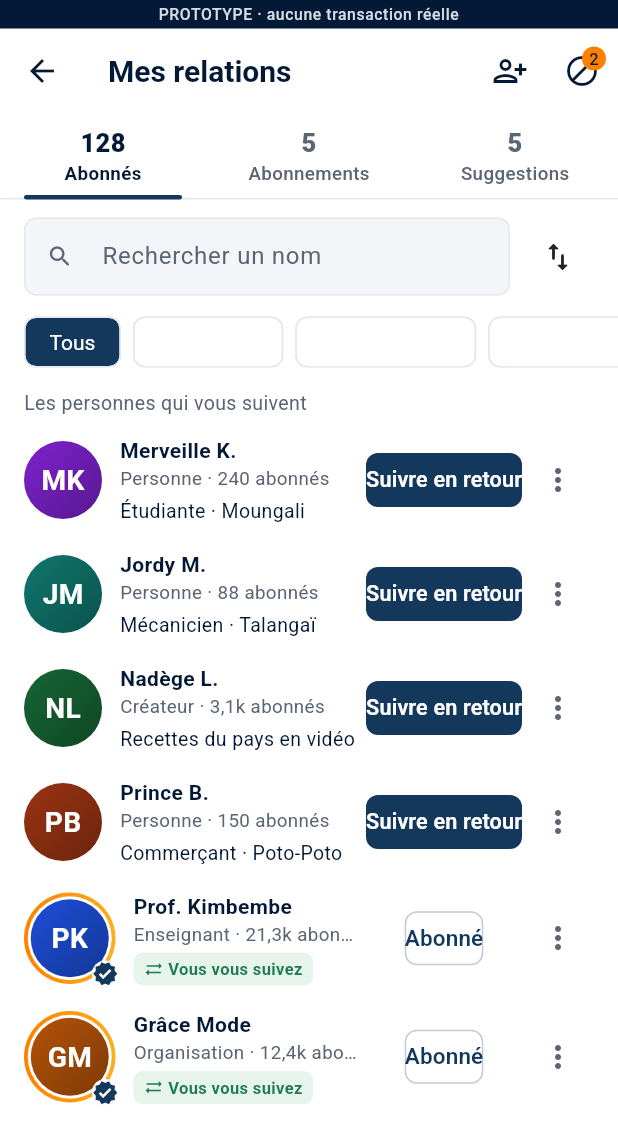
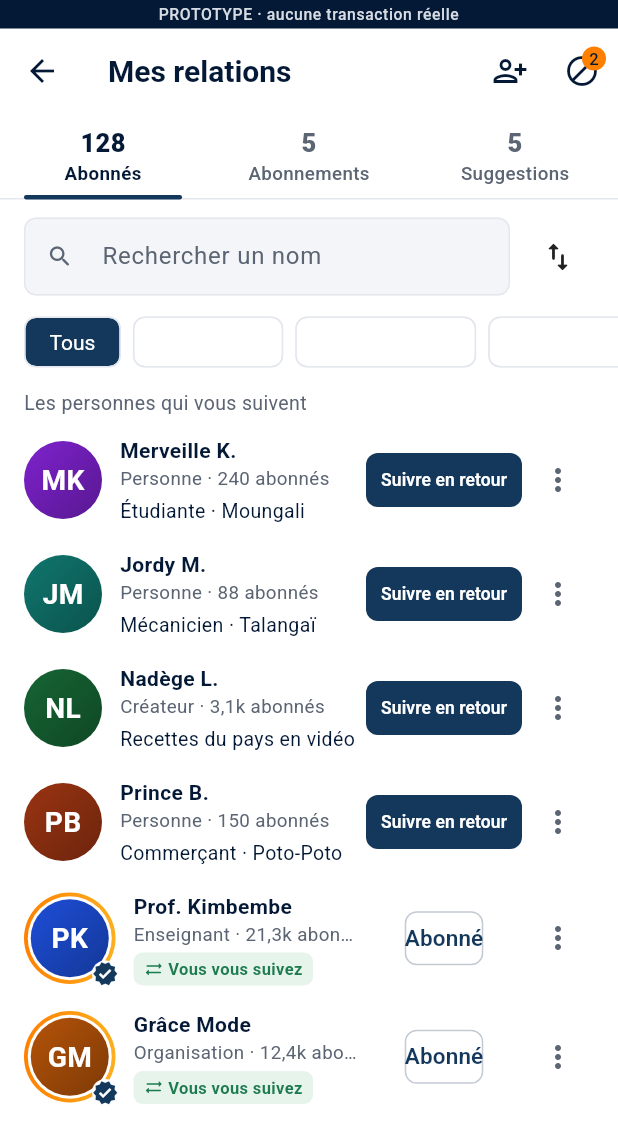
Before and after one commit to Live2026/Live, a Flutter app: the EcranAbonnes screen opened directly with empty values, on a phone screen of 412 x 824 dp. Shown: the top 1144 px of the screen. Run offline on Flutter 3.47's test engine with Material 3 defaults, Android fonts, the phone set to English and light mode, and no system bars; our stand-ins replace flutter_riverpod, go_router, qr_flutter.

Commit message:
fix(prototype): bouton « Suivre en retour » aéré
Co-Authored-By: Claude Opus 5.5 <noreply@anthropic.com>
Claude-Session: https://claude.ai/code/session_01MCoYm9C73oKd3ji52FcTpd

```diff
--- a/app/lib/features/social/relations_lignes.dart
+++ b/app/lib/features/social/relations_lignes.dart
@@ -116,7 +116,7 @@ class _LigneCompte extends ConsumerWidget {
                         key: const ValueKey('suivre'),
                         style: FilledButton.styleFrom(
                           minimumSize: const Size(0, 36),
-                          padding: EdgeInsets.zero,
+                          padding: const EdgeInsets.symmetric(horizontal: 10),
                         ),
                         onPressed: () => store.basculerSuivi(c.id),
                         child: FittedBox(
```
